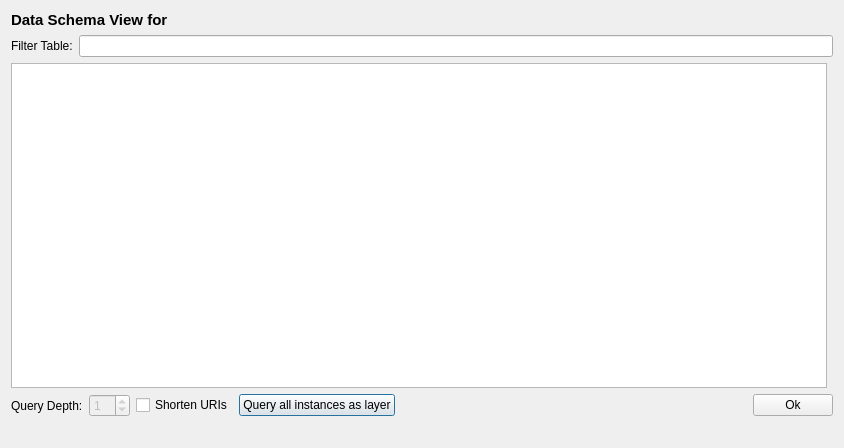
This is dialogs/ui/dataschemadialog.ui in sparqlunicorn/sparqlunicornGoesGIS as Qt 5 draws it before an edit. The edited form follows.
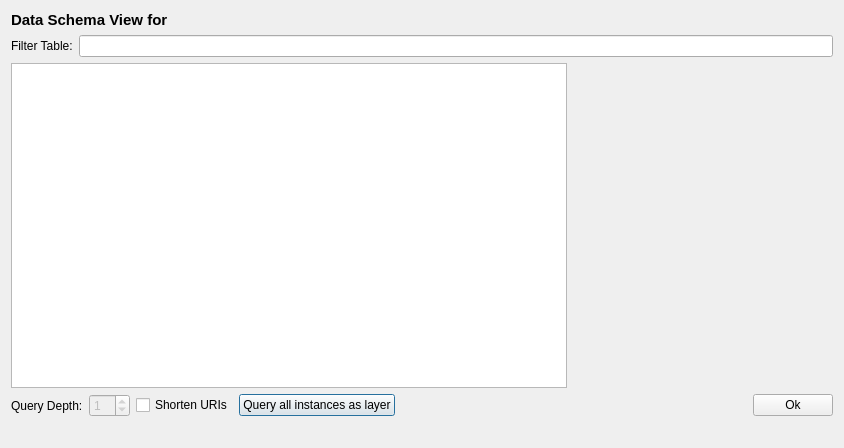
This is the edited form. Custom widgets are drawn as their Qt base class.

What changed in the file:
```diff
--- a/dialogs/ui/dataschemadialog.ui
+++ b/dialogs/ui/dataschemadialog.ui
@@ -71,6 +71,12 @@
         <layout class="QHBoxLayout" name="horizontalLayout_3">
          <item>
           <widget class="QTableView" name="dataSchemaTableView">
+           <property name="sizePolicy">
+            <sizepolicy hsizetype="Expanding" vsizetype="Expanding">
+             <horstretch>75</horstretch>
+             <verstretch>0</verstretch>
+            </sizepolicy>
+           </property>
            <property name="mouseTracking">
             <bool>true</bool>
            </property>
@@ -89,7 +95,14 @@
           </widget>
          </item>
          <item>
-          <widget class="QgsMapCanvas" name="map_canvas" native="true"/>
+          <widget class="QgsMapCanvas" name="map_canvas" native="true">
+           <property name="sizePolicy">
+            <sizepolicy hsizetype="Preferred" vsizetype="Preferred">
+             <horstretch>35</horstretch>
+             <verstretch>0</verstretch>
+            </sizepolicy>
+           </property>
+          </widget>
          </item>
         </layout>
        </item>
```
